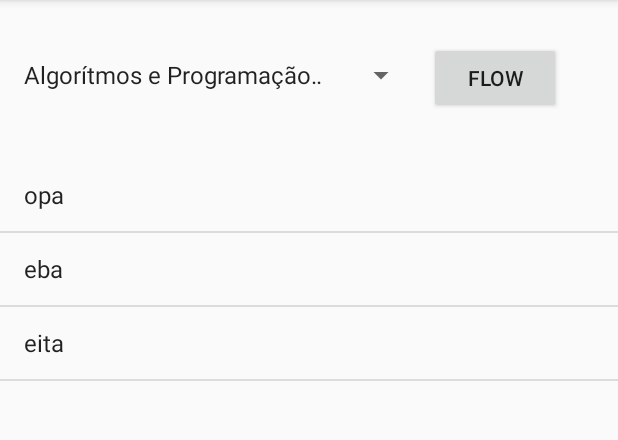
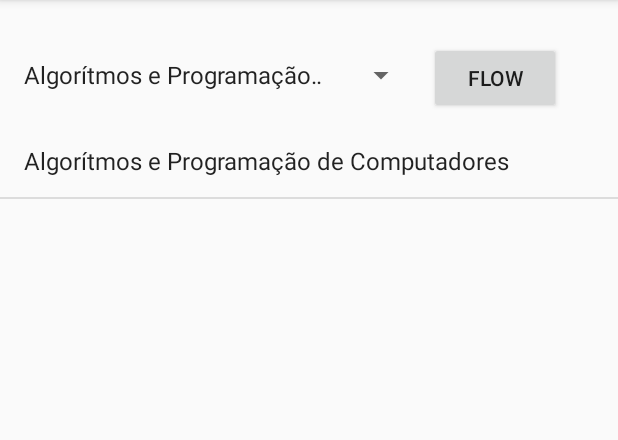
Before and after one commit to pedroeagle/proj1pa-graphs, an Android app: the screen it shows after launch (MainActivity), after a tap on "FLOW", on a phone screen of 412 x 824 dp, the part 84-524 px from its top. Run offline under Robolectric (Android 15) with nearby library versions, the phone set to English and light mode, and no system bars.

Commit message:
ListView with bfs_prerequisites is now working.

```diff
--- a/app/app/src/main/java/com/pa/fluxo/Functions.java
+++ b/app/app/src/main/java/com/pa/fluxo/Functions.java
@@ -1,5 +1,6 @@
 package com.pa.fluxo;
 
+import android.util.Log;
 import android.widget.Toast;
 
 import java.util.ArrayList;
@@ -13,7 +14,37 @@ public class Functions {
     Functions(){
 
     }
-    public List<String> prerequisite_names = null;
+    public LinkedList<Subject> prerequisite_names = null;
+    /*LinkedList<Subject> bfs_changed(Subject desired_subject){
+        LinkedList<Subject> visited_subjects = new LinkedList<>();
+        LinkedList<Subject> subjects_order = new LinkedList<>();
+        LinkedList<Subject> to_visit = new LinkedList<>();
+        String[] bfs_prerequisites = null;
+        bfs_prerequisites[0]= desired_subject.name;
+        int i = 1;
+        to_visit.addLast(desired_subject);
+        visited_subjects.addLast(desired_subject);
+        subjects_order.addLast(desired_subject);
+        Toast t = null;
+        while(!to_visit.isEmpty()){
+            Subject subject = to_visit.getFirst();
+            to_visit.removeFirst();
+            for (Subject prerequisite :subject.prerequisites) {
+                if(visited_subjects.contains(prerequisite) != true){
+                    visited_subjects.addLast(prerequisite);
+                    to_visit.addLast(prerequisite);
+                    subjects_order.addLast(prerequisite);
+                    bfs_prerequisites[i] = prerequisite.name;
+                    i++;
+
+                    t.setText(i);
+
+                }
+            }
+            t.show();
+        }
+        return subjects_order;
+    }*/
     LinkedList<Subject> bfs_changed(Subject desired_subject){
         LinkedList<Subject> visited_subjects = new LinkedList<>();
         LinkedList<Subject> subjects_order = new LinkedList<>();
@@ -22,7 +53,6 @@ public class Functions {
         to_visit.addLast(desired_subject);
         visited_subjects.addLast(desired_subject);
         subjects_order.addLast(desired_subject);
-
         while(!to_visit.isEmpty()){
             Subject subject = to_visit.getFirst();
             to_visit.removeFirst();
@@ -31,7 +61,6 @@ public class Functions {
                     visited_subjects.addLast(prerequisite);
                     to_visit.addLast(prerequisite);
                     subjects_order.addLast(prerequisite);
-                    prerequisite_names.add(prerequisite.name);
                 }
             }
         }
@@ -53,7 +82,7 @@ public class Functions {
         int i;
         String[] names = null;
         for(i = 0; i < prerequisite_names.size(); i++){
-            names[0] = prerequisite_names.get(i);
+            names[0] = prerequisite_names.get(i).name;
         }
 
         return names;
--- a/app/app/src/main/java/com/pa/fluxo/MainActivity.java
+++ b/app/app/src/main/java/com/pa/fluxo/MainActivity.java
@@ -25,16 +25,12 @@ import static java.sql.DriverManager.println;
 
 
 public class MainActivity extends AppCompatActivity {
-    String[] test = {"opa", "eba", "eita"};
     ListView list;
     @Override
     protected void onCreate(Bundle savedInstanceState) {
         super.onCreate(savedInstanceState);
         setContentView(R.layout.activity_main);
         //list.
-        list = (ListView) findViewById(R.id.listView);
-        ArrayAdapter<String> flow_array = new ArrayAdapter<String>(this, android.R.layout.simple_list_item_1, test);
-        list.setAdapter(flow_array);
         Main();
 
     }
@@ -106,7 +102,6 @@ public class MainActivity extends AppCompatActivity {
     }
 
     protected void Main() {
-
         materias.add(pi2);
 
 
@@ -247,13 +242,12 @@ public class MainActivity extends AppCompatActivity {
         dataAdapter.setDropDownViewResource(android.R.layout.simple_spinner_dropdown_item);
 
 
-
         final Spinner select_subject = (Spinner) findViewById(R.id.my_spinner);
         select_subject.setAdapter(dataAdapter);
         Button button = (Button) findViewById(R.id.make_flow);
         button.setOnClickListener(new View.OnClickListener() {
             public void onClick(View v) {
-                ChooseSubject(select_subject.getSelectedItemPosition());
+                ShowList(get_subject(select_subject.getSelectedItem().toString()));
             }
         });
 
@@ -262,15 +256,36 @@ public class MainActivity extends AppCompatActivity {
         //pi2.show_prerequisites();
 
     }
-
-    private void ChooseSubject(int pos) {
-
-        f.bfs_changed(materias.get(pos));
+    private void ShowList(Subject subject) {
+        //TextView t = (TextView) findViewById(R.id.textView);
+        LinkedList<Subject> s = f.bfs_changed(get_subject(subject.name));
+        String[] prerequisites = new String[s.size()];
+        int i;
+        for(i = 0; i < s.size(); i++){
+            prerequisites[i]=s.get(s.size()-i-1).name;
+        }
+        list = (ListView) findViewById(R.id.listView);
+        ArrayAdapter<String> flow_array = new ArrayAdapter<String>(this, android.R.layout.simple_list_item_1, prerequisites);
+        list.setAdapter(flow_array);
+        /*TextView t = (TextView) findViewById(R.id.textView);
+        t.setText(f.bfs_changed(subject)[0]);*/
+    }
 
 
+    private void ChooseSubject(Object subject) {
 
         //list.setAdapter(flow_array);
     }
 
+    Subject get_subject(String name){
+        Subject found = null;
+        for(Subject i: materias){
+            if(i.name.compareTo(name) == 0){
+                found = i;
+            }
+        }
+        return found;
+    }
+
 
 }
--- a/app/app/src/main/res/layout/activity_main.xml
+++ b/app/app/src/main/res/layout/activity_main.xml
@@ -40,11 +40,12 @@
     <ListView
         android:id="@+id/listView"
         android:layout_width="0dp"
-        android:layout_height="640dp"
-        android:layout_marginTop="8dp"
+        android:layout_height="0dp"
+        android:layout_marginTop="83dp"
         app:layout_constraintBottom_toBottomOf="parent"
         app:layout_constraintEnd_toEndOf="parent"
+        app:layout_constraintHorizontal_bias="1.0"
         app:layout_constraintStart_toStartOf="parent"
-        app:layout_constraintTop_toBottomOf="@+id/make_flow" />
+        app:layout_constraintTop_toTopOf="parent" />
 
 </android.support.constraint.ConstraintLayout>
```
Also changed, not shown: 2 other files.
